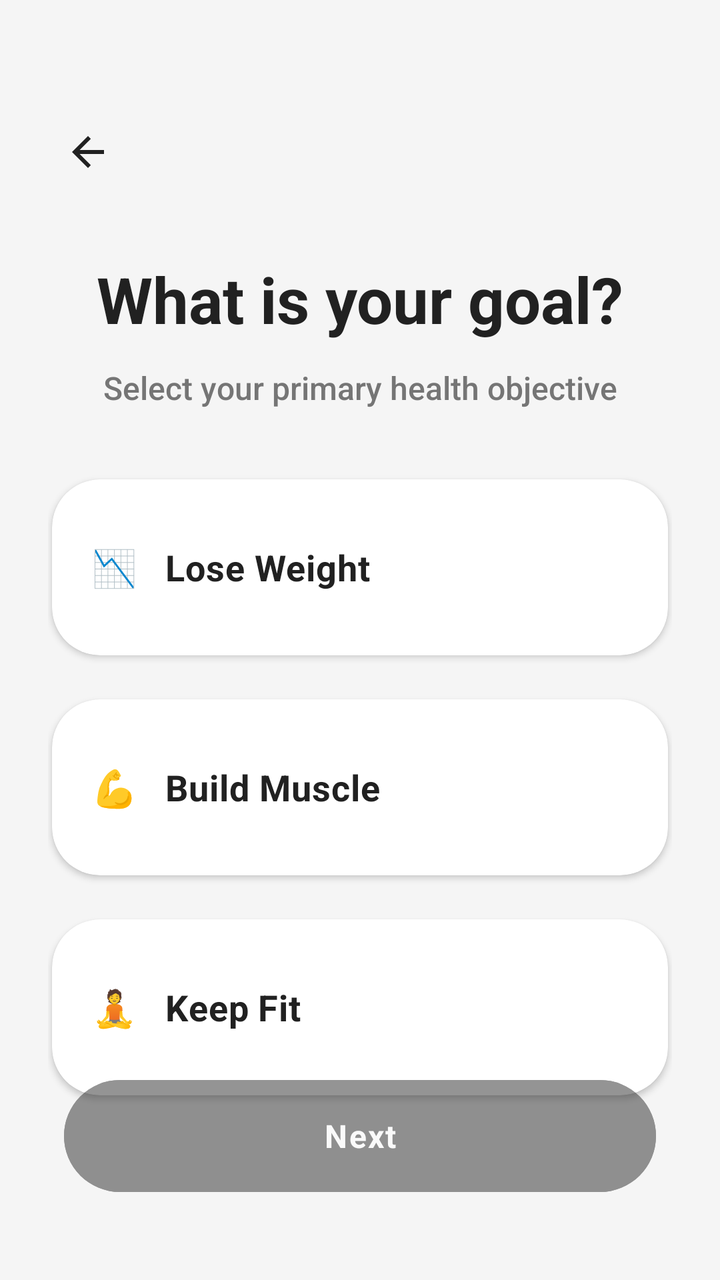
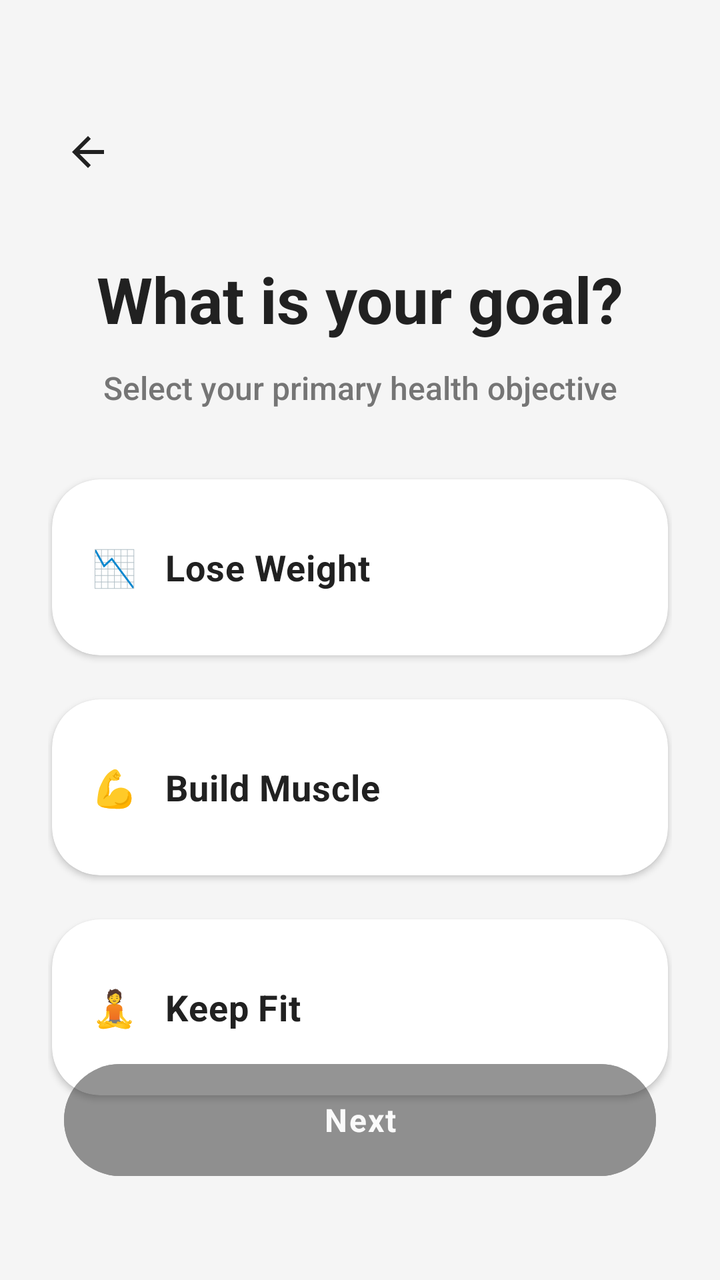

An Android layout rendered at two revisions. The XML below is the earlier revision; the diff shows what the commit changed to produce the second picture.
<!-- AndroidManifest.xml: application theme Theme.Nutriority -->
<!-- res/layout/fragment_sixth_screen.xml -->
<?xml version="1.0" encoding="utf-8"?>
<androidx.constraintlayout.widget.ConstraintLayout xmlns:android="http://schemas.android.com/apk/res/android"
    xmlns:app="http://schemas.android.com/apk/res-auto"
    xmlns:tools="http://schemas.android.com/tools"
    android:layout_width="match_parent"
    android:layout_height="match_parent"
    android:background="@color/app_background"
    tools:context=".ui.onboarding.screens.SixthScreen">

    <ImageView
        android:id="@+id/backButton"
        android:layout_width="40dp"
        android:layout_height="40dp"
        android:layout_marginStart="24dp"
        android:layout_marginTop="56dp"
        android:importantForAccessibility="no"
        android:padding="8dp"
        android:clickable="true"
        android:focusable="true"
        android:src="@drawable/ic_arrow_back"
        app:layout_constraintStart_toStartOf="parent"
        app:layout_constraintTop_toTopOf="parent"
        app:tint="#212121" />

    <TextView
        android:id="@+id/titleTextView"
        android:layout_width="0dp"
        android:layout_height="wrap_content"
        android:layout_marginHorizontal="32dp"
        android:layout_marginTop="32dp"
        android:fontFamily="sans-serif"
        android:textStyle="bold"
        android:gravity="center_horizontal"
        android:text="What is your goal?"
        android:textColor="#212121"
        android:textSize="32sp"
        app:autoSizeTextType="uniform"
        app:autoSizeMinTextSize="24sp"
        app:autoSizeMaxTextSize="32sp"
        app:layout_constraintEnd_toEndOf="parent"
        app:layout_constraintStart_toStartOf="parent"
        app:layout_constraintTop_toBottomOf="@id/backButton" />

    <TextView
        android:id="@+id/subtitleTextView"
        android:layout_width="0dp"
        android:layout_height="wrap_content"
        android:layout_marginTop="12dp"
        android:fontFamily="sans-serif-medium"
        android:gravity="center_horizontal"
        android:text="Select your primary health objective"
        android:textColor="#757575"
        android:textSize="16sp"
        app:autoSizeTextType="uniform"
        app:autoSizeMinTextSize="12sp"
        app:autoSizeMaxTextSize="16sp"
        app:layout_constraintEnd_toEndOf="@id/titleTextView"
        app:layout_constraintStart_toStartOf="@id/titleTextView"
        app:layout_constraintTop_toBottomOf="@id/titleTextView" />

    <androidx.core.widget.NestedScrollView
        android:layout_width="0dp"
        android:layout_height="0dp"
        android:layout_marginTop="24dp"
        android:clipToPadding="false"
        android:paddingBottom="100dp"
        app:layout_constraintTop_toBottomOf="@id/subtitleTextView"
        app:layout_constraintBottom_toBottomOf="parent"
        app:layout_constraintStart_toStartOf="parent"
        app:layout_constraintEnd_toEndOf="parent">

        <LinearLayout
            android:layout_width="match_parent"
            android:layout_height="wrap_content"
            android:orientation="vertical"
            android:paddingHorizontal="24dp">

            <RadioGroup
                android:layout_width="match_parent"
                android:layout_height="wrap_content"
                android:orientation="vertical">

                
                <com.google.android.material.card.MaterialCardView
                    android:id="@+id/loseWeightCard"
                    android:layout_width="match_parent"
                    android:layout_height="wrap_content"
                    android:layout_marginVertical="8dp"
                    android:checkable="true"
                    android:clickable="true"
                    android:focusable="true"
                    app:cardBackgroundColor="@android:color/white"
                    app:cardCornerRadius="24dp"
                    app:cardElevation="2dp"
                    app:cardPreventCornerOverlap="false"
                    app:cardUseCompatPadding="true"
                    app:strokeWidth="0dp">

                    <LinearLayout
                        android:layout_width="match_parent"
                        android:layout_height="wrap_content"
                        android:background="@android:color/transparent"
                        android:orientation="vertical"
                        android:padding="20dp">

                        <RadioButton
                            android:id="@+id/radioLoseWeight"
                            android:layout_width="match_parent"
                            android:layout_height="wrap_content"
                            android:background="@null"
                            android:button="@null"
                            android:clickable="false"
                            android:fontFamily="sans-serif"
                            android:textStyle="bold"
                            android:text="📉   Lose Weight"
                            android:textColor="#212121"
                            android:textSize="18sp"
                            app:autoSizeTextType="uniform"
                            app:autoSizeMinTextSize="14sp"
                            app:autoSizeMaxTextSize="18sp" />

                    </LinearLayout>
                </com.google.android.material.card.MaterialCardView>

                
                <com.google.android.material.card.MaterialCardView
                    android:id="@+id/buildMuscleCard"
                    android:layout_width="match_parent"
                    android:layout_height="wrap_content"
                    android:layout_marginVertical="8dp"
                    android:checkable="true"
                    android:clickable="true"
                    android:focusable="true"
                    app:cardBackgroundColor="@android:color/white"
                    app:cardCornerRadius="24dp"
                    app:cardElevation="2dp"
                    app:cardPreventCornerOverlap="false"
                    app:cardUseCompatPadding="true"
                    app:strokeWidth="0dp">

                    <LinearLayout
                        android:layout_width="match_parent"
                        android:layout_height="wrap_content"
                        android:background="@android:color/transparent"
                        android:orientation="vertical"
                        android:padding="20dp">

                        <RadioButton
                            android:id="@+id/radioBuildMuscle"
                            android:layout_width="match_parent"
                            android:layout_height="wrap_content"
                            android:background="@null"
                            android:button="@null"
                            android:clickable="false"
                            android:fontFamily="sans-serif"
                            android:textStyle="bold"
                            android:text="💪   Build Muscle"
                            android:textColor="#212121"
                            android:textSize="18sp"
                            app:autoSizeTextType="uniform"
                            app:autoSizeMinTextSize="14sp"
                            app:autoSizeMaxTextSize="18sp" />

                    </LinearLayout>
                </com.google.android.material.card.MaterialCardView>

                
                <com.google.android.material.card.MaterialCardView
                    android:id="@+id/keepFitCard"
                    android:layout_width="match_parent"
                    android:layout_height="wrap_content"
                    android:layout_marginVertical="8dp"
                    android:checkable="true"
                    android:clickable="true"
                    android:focusable="true"
                    app:cardBackgroundColor="@android:color/white"
                    app:cardCornerRadius="24dp"
                    app:cardElevation="2dp"
                    app:cardPreventCornerOverlap="false"
                    app:cardUseCompatPadding="true"
                    app:strokeWidth="0dp">

                    <LinearLayout
                        android:layout_width="match_parent"
                        android:layout_height="wrap_content"
                        android:background="@android:color/transparent"
                        android:orientation="vertical"
                        android:padding="20dp">

                        <RadioButton
                            android:id="@+id/radioKeepFit"
                            android:layout_width="match_parent"
                            android:layout_height="wrap_content"
                            android:background="@null"
                            android:button="@null"
                            android:clickable="false"
                            android:fontFamily="sans-serif"
                            android:textStyle="bold"
                            android:text="🧘   Keep Fit"
                            android:textColor="#212121"
                            android:textSize="18sp"
                            app:autoSizeTextType="uniform"
                            app:autoSizeMinTextSize="14sp"
                            app:autoSizeMaxTextSize="18sp" />

                    </LinearLayout>
                </com.google.android.material.card.MaterialCardView>

            </RadioGroup>
        </LinearLayout>
    </androidx.core.widget.NestedScrollView>

    <com.google.android.material.button.MaterialButton
        android:id="@+id/nextButton"
        android:layout_width="match_parent"
        android:layout_height="64dp"
        android:layout_marginHorizontal="32dp"
        android:layout_marginBottom="40dp"
        android:alpha="0.5"
        android:backgroundTint="@color/primary_dark"
        android:fontFamily="sans-serif"
        android:textStyle="bold"
        android:textColor="@color/white"
        android:text="@string/action_next"
        android:textSize="16sp"
        android:letterSpacing="0.05"
        android:enabled="false"
        app:autoSizeTextType="uniform"
        app:autoSizeMinTextSize="12sp"
        app:autoSizeMaxTextSize="16sp"
        app:cornerRadius="32dp"
        app:layout_constraintBottom_toBottomOf="parent" />

</androidx.constraintlayout.widget.ConstraintLayout>
<!-- resources referenced by this layout -->
<resources>
  <color name="app_background">#F5F5F5</color>
  <color name="primary_dark">#2A2A2A</color>
  <color name="white">#FFFFFFFF</color>
  <!-- drawable ic_arrow_back (drawable) -->
  <vector xmlns:android="http://schemas.android.com/apk/res/android" android:autoMirrored="true" android:height="32dp" android:tint="#000000" android:viewportHeight="24" android:viewportWidth="24" android:width="32dp">
        
      <path android:fillColor="@android:color/white" android:pathData="M20,11H7.83l5.59,-5.59L12,4l-8,8 8,8 1.41,-1.41L7.83,13H20v-2z"/>
      
  </vector>
  <string name="action_next">Next</string>
  <style name="Theme.Nutriority" parent="Base.Theme.Nutriority" />
  <style name="Base.Theme.Nutriority" parent="Theme.Material3.Light.NoActionBar">
          <item name="android:windowBackground">#F5F5F5</item>
          <item name="android:windowDrawsSystemBarBackgrounds">true</item>
          <item name="android:statusBarColor">@android:color/transparent</item>
          <item name="android:windowLightStatusBar">true</item>
          <item name="android:navigationBarColor">@android:color/transparent</item>
          <item name="android:windowLightNavigationBar" tools:ignore="NewApi">true</item>
          <item name="android:enforceNavigationBarContrast" tools:ignore="NewApi">false</item>
      </style>
</resources>

<!-- the commit's change to res/layout/fragment_sixth_screen.xml (unified diff, before → after) -->
@@ -215,7 +215,7 @@
         android:layout_width="match_parent"
         android:layout_height="64dp"
         android:layout_marginHorizontal="32dp"
-        android:layout_marginBottom="40dp"
+        android:layout_marginBottom="48dp"
         android:alpha="0.5"
         android:backgroundTint="@color/primary_dark"
         android:fontFamily="sans-serif"
